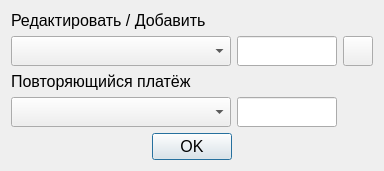
Old version of the form hifive/CHMV/RGR/incomesexpenses.ui in the repository MangriMen/SibSUTIS5semester.
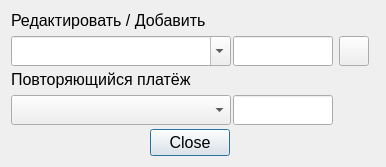
New version of the form. Icons and pictures are not drawn.

```diff
--- a/hifive/CHMV/RGR/incomesexpenses.ui
+++ b/hifive/CHMV/RGR/incomesexpenses.ui
@@ -6,21 +6,121 @@
    <rect>
     <x>0</x>
     <y>0</y>
-    <width>382</width>
-    <height>171</height>
+    <width>386</width>
+    <height>167</height>
    </rect>
   </property>
   <property name="minimumSize">
    <size>
-    <width>0</width>
-    <height>0</height>
+    <width>386</width>
+    <height>167</height>
    </size>
   </property>
-  <property name="windowTitle">
-   <string>ывфывфыв</string>
+  <property name="maximumSize">
+   <size>
+    <width>386</width>
+    <height>167</height>
+   </size>
   </property>
-  <layout class="QVBoxLayout" name="verticalLayout">
-   <item>
+  <layout class="QGridLayout" name="gridLayout_2">
+   <item row="3" column="2">
+    <widget class="QPushButton" name="btnDeleteAddEdit">
+     <property name="minimumSize">
+      <size>
+       <width>0</width>
+       <height>30</height>
+      </size>
+     </property>
+     <property name="maximumSize">
+      <size>
+       <width>30</width>
+       <height>30</height>
+      </size>
+     </property>
+     <property name="font">
+      <font>
+       <pointsize>12</pointsize>
+      </font>
+     </property>
+     <property name="focusPolicy">
+      <enum>Qt::NoFocus</enum>
+     </property>
+     <property name="text">
+      <string/>
+     </property>
+     <property name="icon">
+      <iconset resource="resources.qrc">
+       <normaloff>:/images/delete_black_24dp.svg</normaloff>:/images/delete_black_24dp.svg</iconset>
+     </property>
+     <property name="iconSize">
+      <size>
+       <width>24</width>
+       <height>24</height>
+      </size>
+     </property>
+    </widget>
+   </item>
+   <item row="5" column="1">
+    <widget class="QLineEdit" name="lnEditRecurringPayment">
+     <property name="sizePolicy">
+      <sizepolicy hsizetype="MinimumExpanding" vsizetype="Fixed">
+       <horstretch>0</horstretch>
+       <verstretch>0</verstretch>
+      </sizepolicy>
+     </property>
+     <property name="minimumSize">
+      <size>
+       <width>0</width>
+       <height>30</height>
+      </size>
+     </property>
+     <property name="maximumSize">
+      <size>
+       <width>100</width>
+       <height>16777215</height>
+      </size>
+     </property>
+     <property name="font">
+      <font>
+       <pointsize>12</pointsize>
+      </font>
+     </property>
+     <property name="maxLength">
+      <number>10</number>
+     </property>
+    </widget>
+   </item>
+   <item row="5" column="0">
+    <widget class="QComboBox" name="cmbRecurringIncomesexpences">
+     <property name="sizePolicy">
+      <sizepolicy hsizetype="Minimum" vsizetype="Fixed">
+       <horstretch>0</horstretch>
+       <verstretch>0</verstretch>
+      </sizepolicy>
+     </property>
+     <property name="minimumSize">
+      <size>
+       <width>220</width>
+       <height>30</height>
+      </size>
+     </property>
+     <property name="maximumSize">
+      <size>
+       <width>220</width>
+       <height>16777215</height>
+      </size>
+     </property>
+     <property name="font">
+      <font>
+       <pointsize>12</pointsize>
+      </font>
+     </property>
+     <property name="editable">
+      <bool>false</bool>
+     </property>
+    </widget>
+   </item>
+   <item row="0" column="0" colspan="4">
     <widget class="QLabel" name="lblEditAdd">
      <property name="font">
       <font>
@@ -32,99 +132,67 @@
      </property>
     </widget>
    </item>
-   <item>
-    <layout class="QHBoxLayout" name="widEditAdd">
-     <item>
-      <widget class="QComboBox" name="cmbAddIncomesexpences">
-       <property name="sizePolicy">
-        <sizepolicy hsizetype="Minimum" vsizetype="Fixed">
-         <horstretch>0</horstretch>
-         <verstretch>0</verstretch>
-        </sizepolicy>
-       </property>
-       <property name="minimumSize">
-        <size>
-         <width>220</width>
-         <height>30</height>
-        </size>
-       </property>
-       <property name="maximumSize">
-        <size>
-         <width>220</width>
-         <height>16777215</height>
-        </size>
-       </property>
-       <property name="font">
-        <font>
-         <pointsize>12</pointsize>
-        </font>
-       </property>
-      </widget>
-     </item>
-     <item>
-      <widget class="QLineEdit" name="lnEditAddEdit">
-       <property name="sizePolicy">
-        <sizepolicy hsizetype="MinimumExpanding" vsizetype="Fixed">
-         <horstretch>0</horstretch>
-         <verstretch>0</verstretch>
-        </sizepolicy>
-       </property>
-       <property name="minimumSize">
-        <size>
-         <width>0</width>
-         <height>30</height>
-        </size>
-       </property>
-       <property name="maximumSize">
-        <size>
-         <width>100</width>
-         <height>16777215</height>
-        </size>
-       </property>
-       <property name="font">
-        <font>
-         <pointsize>12</pointsize>
-        </font>
-       </property>
-      </widget>
-     </item>
-     <item>
-      <widget class="QPushButton" name="btnDeleteAddEdit">
-       <property name="minimumSize">
-        <size>
-         <width>0</width>
-         <height>30</height>
-        </size>
-       </property>
-       <property name="maximumSize">
-        <size>
-         <width>30</width>
-         <height>30</height>
-        </size>
-       </property>
-       <property name="font">
-        <font>
-         <pointsize>12</pointsize>
-        </font>
-       </property>
-       <property name="text">
-        <string/>
-       </property>
-       <property name="icon">
-        <iconset resource="resources.qrc">
-         <normaloff>:/images/delete_black_24dp.svg</normaloff>:/images/delete_black_24dp.svg</iconset>
-       </property>
-       <property name="iconSize">
-        <size>
-         <width>24</width>
-         <height>24</height>
-        </size>
-       </property>
-      </widget>
-     </item>
-    </layout>
+   <item row="3" column="1">
+    <widget class="QLineEdit" name="lnEditAddEdit">
+     <property name="sizePolicy">
+      <sizepolicy hsizetype="MinimumExpanding" vsizetype="Fixed">
+       <horstretch>0</horstretch>
+       <verstretch>0</verstretch>
+      </sizepolicy>
+     </property>
+     <property name="minimumSize">
+      <size>
+       <width>0</width>
+       <height>30</height>
+      </size>
+     </property>
+     <property name="maximumSize">
+      <size>
+       <width>100</width>
+       <height>16777215</height>
+      </size>
+     </property>
+     <property name="font">
+      <font>
+       <pointsize>12</pointsize>
+      </font>
+     </property>
+     <property name="maxLength">
+      <number>10</number>
+     </property>
+    </widget>
    </item>
-   <item>
+   <item row="3" column="0">
+    <widget class="QComboBox" name="cmbAddIncomesexpences">
+     <property name="sizePolicy">
+      <sizepolicy hsizetype="Minimum" vsizetype="Fixed">
+       <horstretch>0</horstretch>
+       <verstretch>0</verstretch>
+      </sizepolicy>
+     </property>
+     <property name="minimumSize">
+      <size>
+       <width>220</width>
+       <height>30</height>
+      </size>
+     </property>
+     <property name="maximumSize">
+      <size>
+       <width>220</width>
+       <height>16777215</height>
+      </size>
+     </property>
+     <property name="font">
+      <font>
+       <pointsize>12</pointsize>
+      </font>
+     </property>
+     <property name="editable">
+      <bool>true</bool>
+     </property>
+    </widget>
+   </item>
+   <item row="4" column="0">
     <widget class="QLabel" name="lblRecurringPayment">
      <property name="font">
       <font>
@@ -136,78 +204,7 @@
      </property>
     </widget>
    </item>
-   <item>
-    <layout class="QHBoxLayout" name="widRecurringPayment">
-     <item>
-      <widget class="QComboBox" name="cmbRecurringIncomesexpences">
-       <property name="sizePolicy">
-        <sizepolicy hsizetype="Minimum" vsizetype="Fixed">
-         <horstretch>0</horstretch>
-         <verstretch>0</verstretch>
-        </sizepolicy>
-       </property>
-       <property name="minimumSize">
-        <size>
-         <width>220</width>
-         <height>30</height>
-        </size>
-       </property>
-       <property name="maximumSize">
-        <size>
-         <width>220</width>
-         <height>16777215</height>
-        </size>
-       </property>
-       <property name="font">
-        <font>
-         <pointsize>12</pointsize>
-        </font>
-       </property>
-      </widget>
-     </item>
-     <item>
-      <widget class="QLineEdit" name="lnEditRecurringPayment">
-       <property name="sizePolicy">
-        <sizepolicy hsizetype="MinimumExpanding" vsizetype="Fixed">
-         <horstretch>0</horstretch>
-         <verstretch>0</verstretch>
-        </sizepolicy>
-       </property>
-       <property name="minimumSize">
-        <size>
-         <width>0</width>
-         <height>30</height>
-        </size>
-       </property>
-       <property name="maximumSize">
-        <size>
-         <width>100</width>
-         <height>16777215</height>
-        </size>
-       </property>
-       <property name="font">
-        <font>
-         <pointsize>12</pointsize>
-        </font>
-       </property>
-      </widget>
-     </item>
-     <item>
-      <spacer name="horizontalSpacer">
-       <property name="orientation">
-        <enum>Qt::Horizontal</enum>
-       </property>
-       <property name="sizeHint" stdset="0">
-        <size>
-         <width>40</width>
-         <height>20</height>
-        </size>
-       </property>
-      </spacer>
-     </item>
-    </layout>
-   </item>
-   <item>
+   <item row="7" column="0" colspan="3">
     <widget class="QDialogButtonBox" name="buttonBox">
      <property name="font">
       <font>
@@ -218,7 +215,7 @@
       <enum>Qt::Horizontal</enum>
      </property>
      <property name="standardButtons">
-      <set>QDialogButtonBox::Ok</set>
+      <set>QDialogButtonBox::Close</set>
      </property>
      <property name="centerButtons">
       <bool>true</bool>
```
